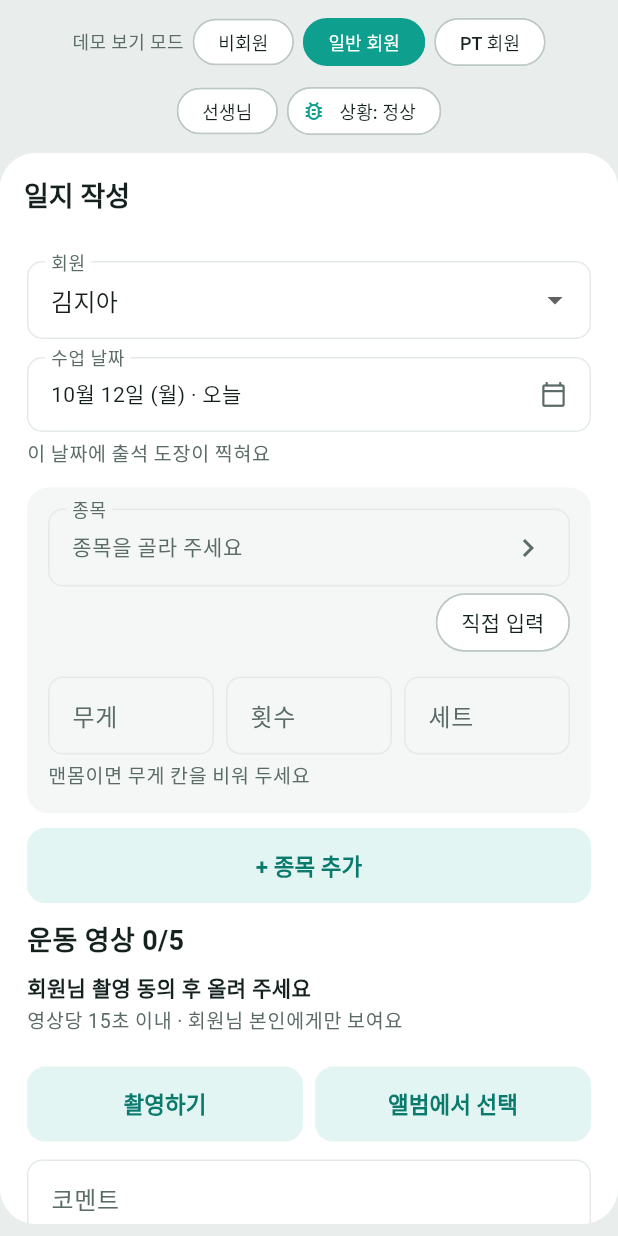
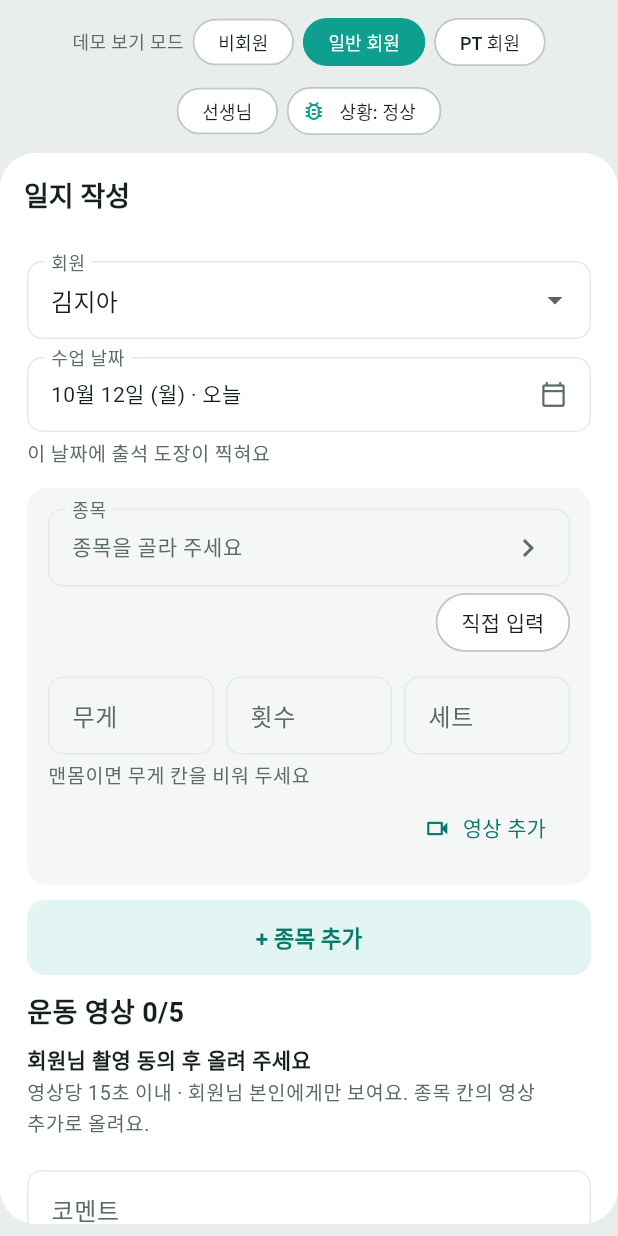
Before and after one commit to guscjf806/fitness-app, a Flutter app: the LogWriteScreen widget shown alone on an empty page, opened directly, on a phone screen of 412 x 824 dp. Run offline on Flutter 3.47's test engine with Material 3 defaults, Android fonts, the phone set to English and light mode, and no system bars; our stand-ins replace shared_preferences, supabase_flutter; accounts and stored records are empty; Roboto replaces fonts that are missing (Pretendard).

Commit message:
결정 d1106-1: 일지 영상을 종목 줄마다 '영상 추가'로
Co-Authored-By: Claude Opus 5.5 <noreply@anthropic.com>

```diff
--- a/app/lib/screens/logbook.dart
+++ b/app/lib/screens/logbook.dart
@@ -355,12 +355,11 @@ class _MemberManageTabState extends State<MemberManageTab> {
 
 /// 회원에게 아직 보내지 않은 일지 (결정 d1102-2). 목업이라 메모리에만 둔다
 class _LogDraft {
-  const _LogDraft(this.date, this.rows, this.stamp, this.comment, this.videos);
+  const _LogDraft(this.date, this.rows, this.stamp, this.comment);
   final DateTime date;
   final List<_LogRow> rows;
   final String stamp;
   final String comment;
-  final List<String> videos;
 }
 
 final Map<String, _LogDraft> _logDrafts = {};
@@ -379,8 +378,11 @@ class _LogRow {
   String reps = '';
   String sets = '';
 
+  /// 이 종목에 붙인 영상 (결정 d1106-1)
+  final List<String> videos = [];
+
   String get name => custom ? customName.trim() : (exercise ?? '');
-  bool get hasInput => exercise != null || [customName, kg, reps, sets].any((v) => v.trim().isNotEmpty);
+  bool get hasInput => exercise != null || videos.isNotEmpty || [customName, kg, reps, sets].any((v) => v.trim().isNotEmpty);
 }
 
 /// S19 일지 작성 (선생님)
@@ -398,12 +400,13 @@ class _LogWriteScreenState extends State<LogWriteScreen> {
   DateTime date = demoTodayDate;
   final List<_LogRow> rows = [_LogRow()];
   String stamp = stamps.first;
-  final List<String> videos = [];
   String comment = '';
+
+  int get videoCount => rows.fold(0, (n, r) => n + r.videos.length);
 
   /// 적은 게 있는지 (뒤로 갈 때 버릴지 묻는 기준)
   bool get dirty =>
-      rows.length > 1 || rows.any((r) => r.hasInput) || comment.trim().isNotEmpty || videos.isNotEmpty || date != demoTodayDate;
+      rows.length > 1 || rows.any((r) => r.hasInput) || comment.trim().isNotEmpty || date != demoTodayDate;
 
   String get dateLabel => '${date.month}월 ${date.day}일';
 
@@ -424,7 +427,7 @@ class _LogWriteScreenState extends State<LogWriteScreen> {
       toast(context, '적은 내용이 없어요');
       return;
     }
-    demo.update(() => _logDrafts[member!] = _LogDraft(date, [...rows], stamp, comment, [...videos]));
+    demo.update(() => _logDrafts[member!] = _LogDraft(date, [...rows], stamp, comment));
     toast(context, '임시 저장했어요. 회원님께는 아직 가지 않았어요');
     Navigator.pop(context);
   }
@@ -457,7 +460,7 @@ class _LogWriteScreenState extends State<LogWriteScreen> {
         for (final r in rows)
           LogItem(r.name, r.kg.trim().isEmpty ? '체중' : '${r.kg.trim()}kg', '${int.parse(r.reps.trim())}개', int.parse(r.sets.trim())),
       ],
-      [for (final v in videos) LogVideo(v, 30)], // 기획서 6번 초안: 올린 날부터 30일
+      [for (final r in rows) for (final v in r.videos) LogVideo(v, 30)], // 기획서 6번 초안: 올린 날부터 30일
       comment.trim(),
       stamp,
     );
@@ -466,18 +469,39 @@ class _LogWriteScreenState extends State<LogWriteScreen> {
       (demo.sentLogs[member!] ??= []).add(log);
       demo.unseenLogs.add(log);
     });
-    toast(context, '$member 회원님께 일지${videos.isEmpty ? '' : '와 영상 ${videos.length}개'}를 보내고 알림을 보냈어요 ($dateLabel 출석 도장 완료)');
+    toast(context, '$member 회원님께 일지${videoCount == 0 ? '' : '와 영상 $videoCount개'}를 보내고 알림을 보냈어요 ($dateLabel 출석 도장 완료)');
     Navigator.pop(context);
   }
 
-  void _addVideo(String source) {
-    if (videos.length >= 5) {
+  /// 영상은 어느 종목인지 알 수 있게 줄마다 올린다 (결정 d1106-1)
+  void _addVideo(_LogRow r, String source) {
+    if (videoCount >= 5) {
       toast(context, '영상은 일지당 최대 5개까지 올릴 수 있어요');
       return;
     }
-    final name = rows.last.name;
-    setState(() => videos.add('${name.isEmpty ? '직접 입력' : name} 영상 · 0:1${videos.length + 1}'));
+    if (r.name.isEmpty) {
+      toast(context, '종목을 먼저 골라 주세요');
+      return;
+    }
+    setState(() => r.videos.add('${r.name} 영상 · 0:1${videoCount + 1}'));
     toast(context, source == '촬영' ? '15초가 되면 촬영이 자동으로 끝나요' : '15초보다 긴 영상은 앞 15초만 올라가요');
+  }
+
+  void _chooseVideo(_LogRow r) {
+    showAppSheet<void>(
+      context,
+      builder: (sheet) => Column(mainAxisSize: MainAxisSize.min, crossAxisAlignment: CrossAxisAlignment.start, children: [
+        const SheetTitle('영상 추가'),
+        LineRow(left: const Text('촬영하기'), showArrow: true, onTap: () {
+          Navigator.pop(sheet);
+          _addVideo(r, '촬영');
+        }),
+        LineRow(left: const Text('앨범에서 선택'), showArrow: true, onTap: () {
+          Navigator.pop(sheet);
+          _addVideo(r, '앨범');
+        }),
+      ]),
+    );
   }
 
   /// 줄을 빼고 되돌릴 수 있게 한다
@@ -545,16 +569,29 @@ class _LogWriteScreenState extends State<LogWriteScreen> {
           alignment: Alignment.centerLeft,
           child: Muted('맨몸이면 무게 칸을 비워 두세요', top: AppSpace.xs, bottom: 0),
         ),
+        for (var j = 0; j < r.videos.length; j++)
+          LineRow(
+            left: Text(r.videos[j]),
+            right: TextButton(onPressed: () => _removeVideo(r, j), child: const Text('빼기', style: TextStyle(color: AppColors.warningText))),
+          ),
+        Align(
+          alignment: Alignment.centerRight,
+          child: TextButton.icon(
+            icon: const Icon(Icons.videocam_outlined, size: 18),
+            label: const Text('영상 추가'),
+            onPressed: () => _chooseVideo(r),
+          ),
+        ),
       ]),
     );
   }
 
   /// 영상을 빼고, 지운 자리에 되돌릴 수 있게 한다 (디자인 리뷰 11/01 #3)
-  void _removeVideo(int i) {
-    final removed = videos[i];
-    setState(() => videos.removeAt(i));
+  void _removeVideo(_LogRow r, int i) {
+    final removed = r.videos[i];
+    setState(() => r.videos.removeAt(i));
     toast(context, '영상을 뺐어요', actionLabel: '되돌리기', onAction: () {
-      if (mounted) setState(() => videos.insert(i.clamp(0, videos.length), removed));
+      if (mounted) setState(() => r.videos.insert(i.clamp(0, r.videos.length), removed));
     });
   }
 
@@ -571,9 +608,6 @@ class _LogWriteScreenState extends State<LogWriteScreen> {
           ..addAll(draft.rows);
         stamp = draft.stamp;
         comment = draft.comment;
-        videos
-          ..clear()
-          ..addAll(draft.videos);
       }
     }
     // 수업 뒤 길게 적은 일지가 뒤로 가기로 사라지지 않게 먼저 묻는다 (리뷰 11/02 #3)
@@ -607,19 +641,9 @@ class _LogWriteScreenState extends State<LogWriteScreen> {
       AppButton('+ 종목 추가', kind: ButtonKind.soft, top: 0, onPressed: () => setState(() => rows.add(_LogRow()))),
       const SizedBox(height: AppSpace.sPlus),
       // 촬영 동의 안내가 묻히지 않게 제목·규칙·동의를 나눈다. 문구는 그대로 (디자인 리뷰 11/01 #4)
-      H2('운동 영상 ${videos.length}/5', top: 0),
+      H2('운동 영상 $videoCount/5', top: 0),
       const Text('회원님 촬영 동의 후 올려 주세요', style: AppText.bodyStrong),
-      const Muted('영상당 15초 이내 · 회원님 본인에게만 보여요'),
-      for (var i = 0; i < videos.length; i++)
-        LineRow(
-          left: Text(videos[i]),
-          right: TextButton(onPressed: () => _removeVideo(i), child: const Text('빼기', style: TextStyle(color: AppColors.warningText))),
-        ),
-      Row(children: [
-        Expanded(child: AppButton('촬영하기', kind: ButtonKind.soft, onPressed: () => _addVideo('촬영'))),
-        const SizedBox(width: 8),
-        Expanded(child: AppButton('앨범에서 선택', kind: ButtonKind.soft, onPressed: () => _addVideo('앨범'))),
-      ]),
+      const Muted('영상당 15초 이내 · 회원님 본인에게만 보여요. 종목 칸의 영상 추가로 올려요.'),
       const SizedBox(height: AppSpace.m),
       TextFormField(
         initialValue: comment,
```
Also changed, not shown: 1 other file.
